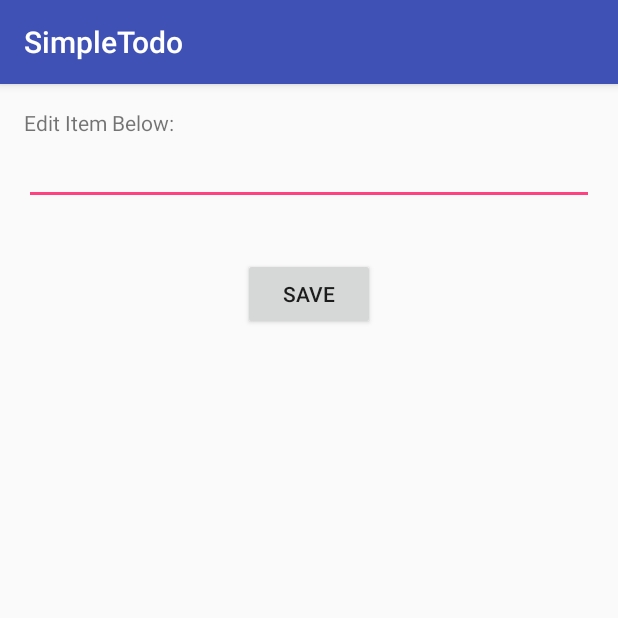
After one commit to waliahimanshu/Todo-App, an Android app: the EditItemActivity screen opened directly, with no data from a screen before it, on a phone screen of 412 x 824 dp, the top half of it. The commit adds this screen. Run offline under Robolectric (Android 15) with nearby library versions, the phone set to English and light mode, and no system bars.

Commit message:
passing data between activity

```diff
--- a/app/build.gradle
+++ b/app/build.gradle
@@ -23,4 +23,5 @@ dependencies {
     compile fileTree(dir: 'libs', include: ['*.jar'])
     testCompile 'junit:junit:4.12'
     compile 'com.android.support:appcompat-v7:23.4.0'
+    compile 'org.apache.commons:commons-io:1.3.2'
 }
--- a/app/src/main/AndroidManifest.xml
+++ b/app/src/main/AndroidManifest.xml
@@ -15,6 +15,7 @@
                 <category android:name="android.intent.category.LAUNCHER" />
             </intent-filter>
         </activity>
+        <activity android:name=".EditItemActivity"></activity>
     </application>
 
 </manifest>
--- /dev/null
+++ b/app/src/main/java/com/example/himanshuw/todoapp/EditItemActivity.java
@@ -0,0 +1,43 @@
+package com.example.himanshuw.todoapp;
+
+import android.content.Intent;
+import android.os.Bundle;
+import android.support.v7.app.AppCompatActivity;
+import android.util.Log;
+import android.view.View;
+import android.widget.EditText;
+
+public class EditItemActivity extends AppCompatActivity {
+
+    @Override
+    protected void onCreate(Bundle savedInstanceState) {
+        super.onCreate(savedInstanceState);
+
+        setContentView(R.layout.activity_edit_item);
+
+        String selectedItem = getIntent().getStringExtra("SelectedItem");
+
+        Log.i(EditItemActivity.class.getSimpleName(),"SelectedItem "+ selectedItem);
+
+        EditText edit = (EditText) findViewById(R.id.editItemText);
+        edit.setText(selectedItem);
+        edit.setSelection(edit.getText().length());
+
+    }
+
+    public void UpdateItem(View view) {
+        EditText edit = (EditText) findViewById(R.id.editItemText);
+
+        Intent updatedData = new Intent();
+
+        updatedData.putExtra("UpdatedItem", edit.getText().toString());
+        Integer position = getIntent().getIntExtra("Position",0);
+        updatedData.putExtra("Position",position);
+
+        Log.i(EditItemActivity.class.getSimpleName(),"UpdateClicked "+ edit.getText().toString());
+
+        setResult(RESULT_OK, updatedData);
+        finish();
+
+    }
+}
--- /dev/null
+++ b/app/src/main/res/layout/activity_edit_item.xml
@@ -0,0 +1,38 @@
+<?xml version="1.0" encoding="utf-8"?>
+<RelativeLayout xmlns:android="http://schemas.android.com/apk/res/android"
+    xmlns:tools="http://schemas.android.com/tools"
+    android:layout_width="match_parent"
+    android:layout_height="match_parent"
+    android:paddingBottom="@dimen/activity_vertical_margin"
+    android:paddingLeft="@dimen/activity_horizontal_margin"
+    android:paddingRight="@dimen/activity_horizontal_margin"
+    android:paddingTop="@dimen/activity_vertical_margin"
+    tools:context="com.example.himanshuw.todoapp.EditItemActivity">
+
+
+    <EditText
+        android:layout_width="match_parent"
+        android:layout_height="wrap_content"
+        android:id="@+id/editItemText"
+        android:inputType="textMultiLine"
+        android:layout_below="@+id/editText"
+        android:layout_alignParentEnd="true" />
+
+    <Button
+        android:layout_width="wrap_content"
+        android:layout_height="wrap_content"
+        android:text="Save"
+        android:id="@+id/SaveButton"
+        android:layout_marginTop="35dp"
+        android:layout_below="@+id/editItemText"
+        android:onClick="UpdateItem"
+        android:layout_centerHorizontal="true" />
+
+    <TextView
+        android:layout_width="wrap_content"
+        android:layout_height="wrap_content"
+        android:id="@+id/editText"
+        android:layout_alignParentTop="true"
+        android:layout_alignParentStart="true"
+        android:text="Edit Item Below:" />
+</RelativeLayout>
--- a/app/src/main/res/values/strings.xml
+++ b/app/src/main/res/values/strings.xml
@@ -1,4 +1,5 @@
 <resources>
     <string name="app_name">SimpleTodo</string>
     <string name="enter_a_new_task">Enter a new task</string>
+    <string name="item_delete_message">Item Deleted</string>
 </resources>
```
Also changed, not shown: app/src/main/java/com/example/himanshuw/todoapp/MainActivity.java (+75 -13 lines), app/src/main/res/layout/list_task_items.xml (deleted, +0 -11 lines).
